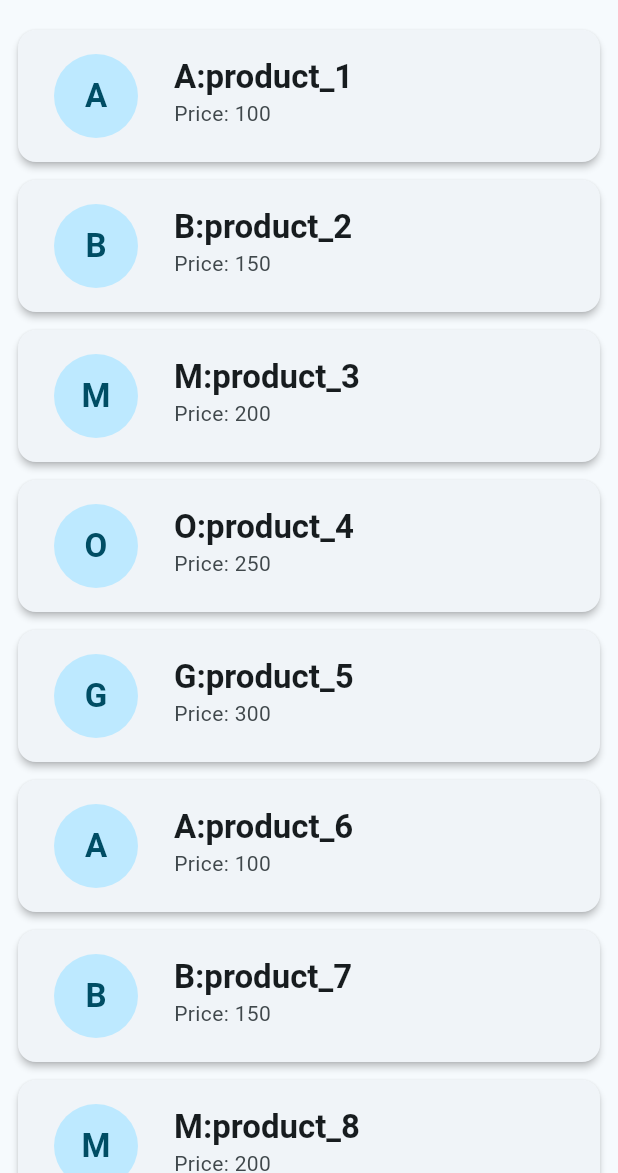
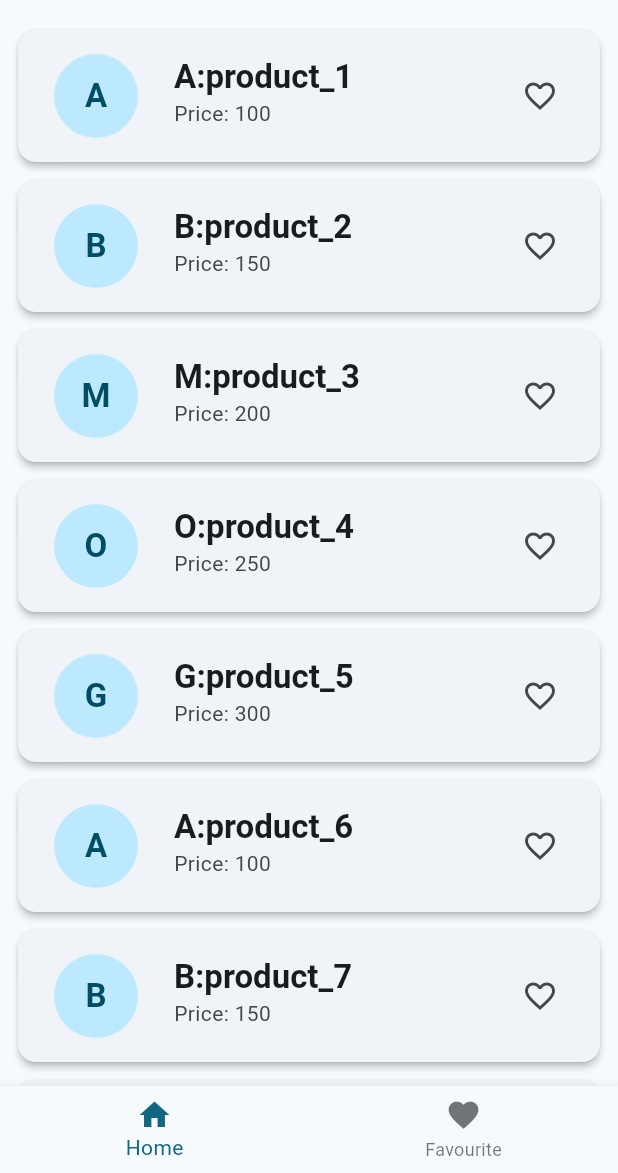
Before and after one commit to jeishiva/flutter_mvvm_bloc_architecture, a Flutter app: the screen it shows after launch, on a phone screen of 412 x 824 dp, the part 63-1236 px from its top. Run offline on Flutter 3.47's test engine with Material 3 defaults, Android fonts, the phone set to English and light mode, and no system bars; our stand-ins replace bloc, equatable, flutter_bloc, get_it, logger, rxdart.

Commit message:
favourite flow added

```diff
--- a/lib/data/repositories/product_repo_impl.dart
+++ b/lib/data/repositories/product_repo_impl.dart
@@ -9,11 +9,6 @@ class ProductRepositoryImpl implements ProductRepository {
   final ProductLocalDataSource localDataSource;
 
   const ProductRepositoryImpl({required this.localDataSource});
-
-  @override
-  Future<void> addProduct(Product product) async {
-    await localDataSource.addProduct(ProductModel.fromEntity(product));
-  }
 
   @override
   Future<PageResult<Product>> getAllProducts({
@@ -30,4 +25,11 @@ class ProductRepositoryImpl implements ProductRepository {
     );
     return result;
   }
+
+  @override
+  Future<Product> toggleFavourite(String productId) async {
+    return localDataSource
+        .toggleFavourite(productId)
+        .then((model) => model.toEntity());
+  }
 }
--- a/lib/domain/entities/product.dart
+++ b/lib/domain/entities/product.dart
@@ -6,12 +6,14 @@ class Product extends Equatable {
   final int price;
   final DateTime createdAt;
   final String? description;
+  final bool isFavourite;
 
   const Product({
     required this.id,
     required this.name,
     required this.price,
     required this.createdAt,
+    required this.isFavourite,
     this.description,
   });
 
@@ -21,16 +23,18 @@ class Product extends Equatable {
     int? price,
     DateTime? createdAt,
     String? description,
+    bool? isFavourite,
   }) {
     return Product(
       id: id ?? this.id,
       name: name ?? this.name,
       price: price ?? this.price,
       createdAt: createdAt ?? this.createdAt,
+      isFavourite: isFavourite ?? this.isFavourite,
       description: description ?? this.description,
     );
   }
 
   @override
-  List<Object?> get props => [id, name, price];
+  List<Object?> get props => [id, name, price, isFavourite, createdAt, description];
 }
--- a/lib/domain/repositories/product_repo.dart
+++ b/lib/domain/repositories/product_repo.dart
@@ -8,5 +8,5 @@ abstract class ProductRepository {
     required int offset,
   });
 
-  Future<void> addProduct(Product product);
+  Future<Product> toggleFavourite(String productId);
 }
--- a/lib/main.dart
+++ b/lib/main.dart
@@ -1,5 +1,6 @@
 import 'package:flutter/material.dart';
 import 'package:flutter_mvvm_bloc_architecture/di/injector.dart';
+import 'package:flutter_mvvm_bloc_architecture/presentation/pages/favourite_page.dart';
 import 'package:flutter_mvvm_bloc_architecture/presentation/pages/product_page.dart';
 
 void main() {
@@ -17,24 +18,59 @@ class MyApp extends StatelessWidget {
       theme: ThemeData(
         colorScheme: ColorScheme.fromSeed(seedColor: Colors.blueGrey),
       ),
-      home: const ProductPage(),
+      home: ResponsiveView(),
     );
   }
 }
 
-class MultiDevicePage extends StatelessWidget {
-  const MultiDevicePage({super.key});
 
+class ResponsiveView extends StatelessWidget {
   @override
   Widget build(BuildContext context) {
     return LayoutBuilder(
       builder: (context, constraints) {
-        if (constraints.maxWidth < 600) {
-          return const PhonePage();
+        bool isTablet = constraints.maxWidth > 600;
+        if (isTablet) {
+          return Row(
+            children: [
+              Expanded(flex: 1, child: ProductPage()),
+              Expanded(flex: 1, child: FavouritePage()),
+            ],
+          );
         } else {
-          return const TabletPage();
+          // Phone: Bottom navigation
+          return BottomNavigationScaffold();
         }
       },
+    );
+  }
+}
+
+class BottomNavigationScaffold extends StatefulWidget {
+  @override
+  _BottomNavigationScaffoldState createState() => _BottomNavigationScaffoldState();
+}
+
+class _BottomNavigationScaffoldState extends State<BottomNavigationScaffold> {
+  int _selectedIndex = 0;
+
+  final List<Widget> _pages = [
+    ProductPage(),
+    FavouritePage()
+  ];
+
+  @override
+  Widget build(BuildContext context) {
+    return Scaffold(
+      body: _pages[_selectedIndex],
+      bottomNavigationBar: BottomNavigationBar(
+        currentIndex: _selectedIndex,
+        onTap: (index) => setState(() => _selectedIndex = index),
+        items: [
+          BottomNavigationBarItem(icon: Icon(Icons.home), label: 'Home'),
+          BottomNavigationBarItem(icon: Icon(Icons.favorite), label: 'Favourite'),
+        ],
+      ),
     );
   }
 }
--- a/lib/presentation/blocs/product_event.dart
+++ b/lib/presentation/blocs/product_event.dart
@@ -9,4 +9,9 @@ abstract class ProductEvent extends Equatable {
 
 class LoadProducts extends ProductEvent {}
 
+class ToggleFavourite extends ProductEvent {
+  final String productId;
+  const ToggleFavourite(this.productId);
+}
+
 class LoadMore extends ProductEvent {}
--- a/lib/presentation/blocs/product_state.dart
+++ b/lib/presentation/blocs/product_state.dart
@@ -28,6 +28,20 @@ class ProductLoaded extends ProductState {
     this.isLoadingMore = false,
   });
 
+  copyWith({
+    List<Product>? products,
+    bool? hasMore,
+    int? pageNumber,
+    bool? isLoadingMore,
+  }) {
+    return ProductLoaded(
+      products: products ?? this.products,
+      hasMore: hasMore ?? this.hasMore,
+      pageNumber: pageNumber ?? this.pageNumber,
+      isLoadingMore: isLoadingMore ?? this.isLoadingMore,
+    );
+  }
+
   @override
   List<Object?> get props => [products, hasMore, pageNumber, isLoadingMore];
 }
--- a/lib/presentation/pages/product_page.dart
+++ b/lib/presentation/pages/product_page.dart
@@ -149,7 +149,12 @@ class ProductListWidget extends StatelessWidget {
       itemBuilder: (context, index) {
         if (index < products.length) {
           final product = products[index];
-          return ProductListItem(product: product);
+          return ProductListItem(
+            product: product,
+            onFavoriteToggle: (product) {
+              context.read<ProductBloc>().add(ToggleFavourite(product.id));
+            },
+          );
         } else {
           // loading indicator at list bottom
           return const Padding(
@@ -170,8 +175,13 @@ class ProductListWidget extends StatelessWidget {
 
 class ProductListItem extends StatelessWidget {
   final Product product;
+  final ValueChanged<Product> onFavoriteToggle;
 
-  const ProductListItem({super.key, required this.product});
+  const ProductListItem({
+    super.key,
+    required this.product,
+    required this.onFavoriteToggle,
+  });
 
   @override
   Widget build(BuildContext context) {
@@ -207,6 +217,19 @@ class ProductListItem extends StatelessWidget {
             color: theme.colorScheme.onSurfaceVariant,
           ),
         ),
+        trailing: IconButton(
+          onPressed: () => onFavoriteToggle(product),
+          icon: Icon(
+            product.isFavourite ? Icons.favorite : Icons.favorite_border,
+            color: product.isFavourite
+                ? Colors.red
+                : theme.colorScheme.onSurfaceVariant,
+            size: 24,
+          ),
+          tooltip: product.isFavourite
+              ? 'Remove from favorites'
+              : 'Add to favorites',
+        ),
       ),
     );
   }
```
Also changed, not shown: lib/data/datasources/product_local_data_source.dart (+18 -7 lines), lib/data/models/product_model.dart (+7 -0 lines), lib/presentation/blocs/product_bloc.dart (+27 -0 lines), lib/presentation/pages/favourite_page.dart (added, +10 -0 lines).
